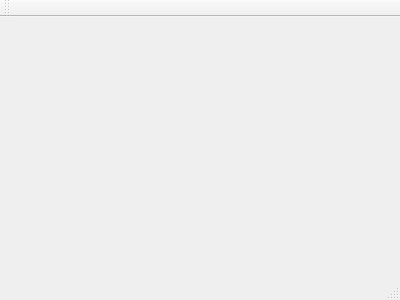
Before: the Qt Designer form mainwindow.ui in marmeladema/faceReplacer, drawn with Qt 5.
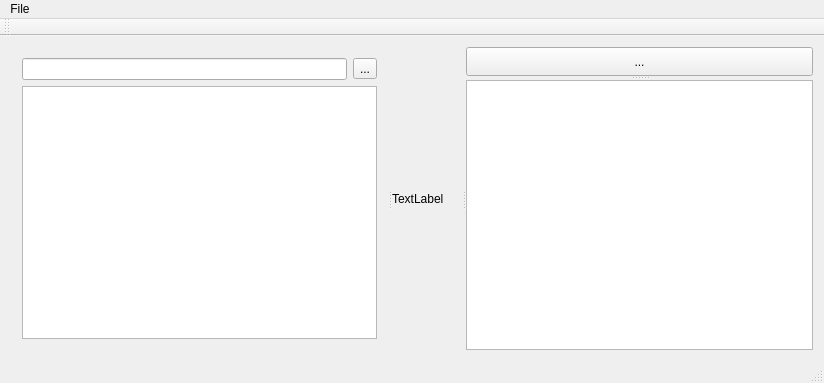
After: the same form once the commit is applied.

```diff
--- a/mainwindow.ui
+++ b/mainwindow.ui
@@ -1,24 +1,148 @@
 <ui version="4.0">
  <class>MainWindow</class>
- <widget class="QMainWindow" name="MainWindow" >
-  <property name="geometry" >
+ <widget class="QMainWindow" name="MainWindow">
+  <property name="geometry">
    <rect>
     <x>0</x>
     <y>0</y>
-    <width>400</width>
-    <height>300</height>
+    <width>824</width>
+    <height>383</height>
    </rect>
   </property>
   <property name="windowTitle" >
    <string>MainWindow</string>
   </property>
-  <widget class="QMenuBar" name="menuBar" />
-  <widget class="QToolBar" name="mainToolBar" />
-  <widget class="QWidget" name="centralWidget" />
-  <widget class="QStatusBar" name="statusBar" />
+  <widget class="QWidget" name="centralWidget">
+   <layout class="QGridLayout" name="gridLayout_2">
+    <item row="0" column="0">
+     <widget class="QSplitter" name="splitter_2">
+      <property name="sizePolicy">
+       <sizepolicy hsizetype="Minimum" vsizetype="Preferred">
+        <horstretch>0</horstretch>
+        <verstretch>0</verstretch>
+       </sizepolicy>
+      </property>
+      <property name="orientation">
+       <enum>Qt::Horizontal</enum>
+      </property>
+      <widget class="QWidget" name="">
+       <layout class="QGridLayout" name="gridLayout">
+        <property name="sizeConstraint">
+         <enum>QLayout::SetMinimumSize</enum>
+        </property>
+        <item row="0" column="0">
+         <widget class="QLineEdit" name="lineEdit"/>
+        </item>
+        <item row="0" column="1">
+         <widget class="QToolButton" name="toolButton">
+          <property name="text">
+           <string>...</string>
+          </property>
+         </widget>
+        </item>
+        <item row="1" column="0" colspan="2">
+         <widget class="QListWidget" name="listWidget">
+          <property name="sizePolicy">
+           <sizepolicy hsizetype="Minimum" vsizetype="Expanding">
+            <horstretch>0</horstretch>
+            <verstretch>0</verstretch>
+           </sizepolicy>
+          </property>
+         </widget>
+        </item>
+       </layout>
+      </widget>
+      <widget class="QLabel" name="label">
+       <property name="sizePolicy">
+        <sizepolicy hsizetype="Maximum" vsizetype="Preferred">
+         <horstretch>0</horstretch>
+         <verstretch>0</verstretch>
+        </sizepolicy>
+       </property>
+       <property name="text">
+        <string>TextLabel</string>
+       </property>
+      </widget>
+      <widget class="QSplitter" name="splitter">
+       <property name="orientation">
+        <enum>Qt::Vertical</enum>
+       </property>
+       <widget class="QToolButton" name="toolButton_2">
+        <property name="text">
+         <string>...</string>
+        </property>
+       </widget>
+       <widget class="QListView" name="listView">
+        <property name="sizePolicy">
+         <sizepolicy hsizetype="Minimum" vsizetype="Expanding">
+          <horstretch>0</horstretch>
+          <verstretch>0</verstretch>
+         </sizepolicy>
+        </property>
+       </widget>
+      </widget>
+     </widget>
+    </item>
+   </layout>
+  </widget>
+  <widget class="QMenuBar" name="menuBar">
+   <property name="geometry">
+    <rect>
+     <x>0</x>
+     <y>0</y>
+     <width>824</width>
+     <height>25</height>
+    </rect>
+   </property>
+   <widget class="QMenu" name="menuFile">
+    <property name="title">
+     <string>File</string>
+    </property>
+    <addaction name="actionNew_project"/>
+    <addaction name="actionOpen_project"/>
+    <addaction name="actionSelect_input_dir"/>
+    <addaction name="actionAdd_faces"/>
+    <addaction name="separator"/>
+    <addaction name="actionExit"/>
+   </widget>
+   <addaction name="menuFile"/>
+  </widget>
+  <widget class="QToolBar" name="mainToolBar">
+   <attribute name="toolBarArea">
+    <enum>TopToolBarArea</enum>
+   </attribute>
+   <attribute name="toolBarBreak">
+    <bool>false</bool>
+   </attribute>
+  </widget>
+  <widget class="QStatusBar" name="statusBar"/>
+  <action name="actionNew_project">
+   <property name="text">
+    <string>New project</string>
+   </property>
+  </action>
+  <action name="actionOpen_project">
+   <property name="text">
+    <string>Open project</string>
+   </property>
+  </action>
+  <action name="actionSelect_input_dir">
+   <property name="text">
+    <string>Select Input Directory</string>
+   </property>
+  </action>
+  <action name="actionAdd_faces">
+   <property name="text">
+    <string>Add faces</string>
+   </property>
+  </action>
+  <action name="actionExit">
+   <property name="text">
+    <string>Exit</string>
+   </property>
+  </action>
  </widget>
- <layoutDefault spacing="6" margin="11" />
- <pixmapfunction></pixmapfunction>
+ <layoutdefault spacing="6" margin="11"/>
  <resources/>
  <connections/>
 </ui>
```
Left out of the diff: 3 changed lines with no effect on the pictures.
